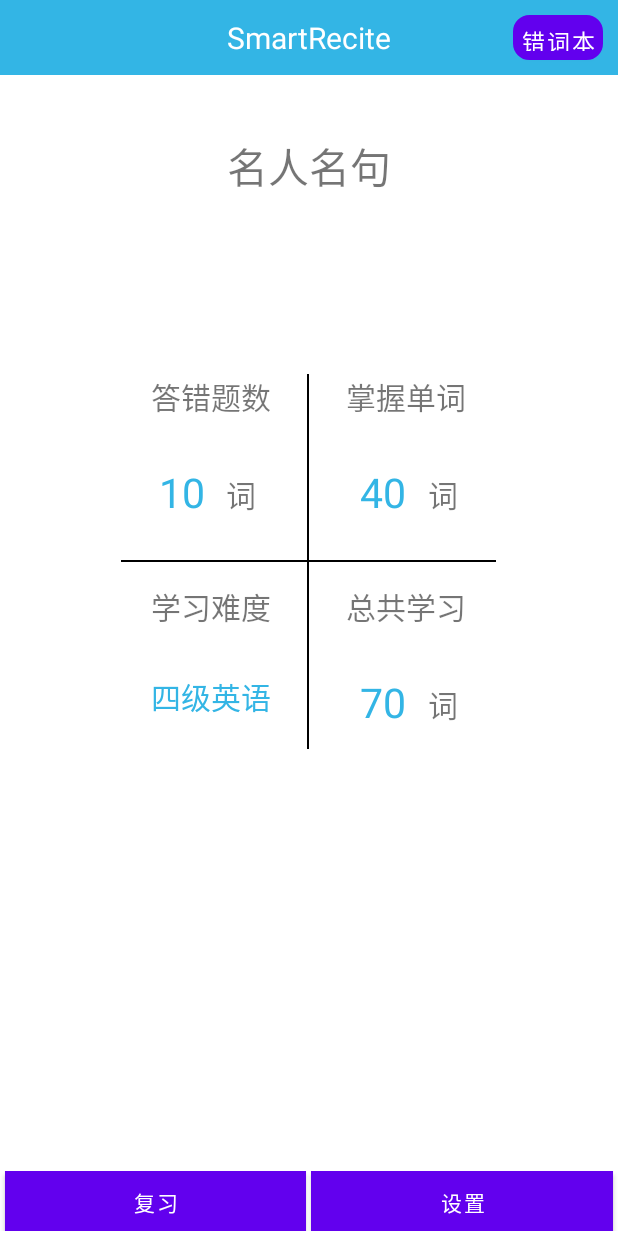
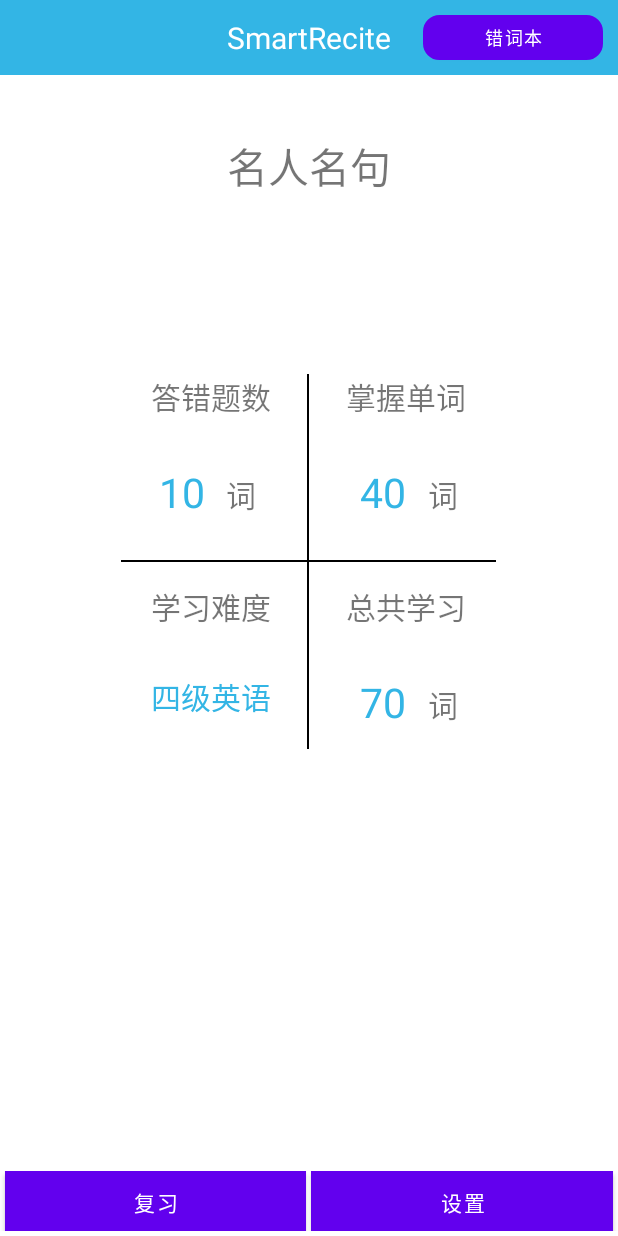
Before and after one commit to Kuludu/SmartRecite, an Android app: the HomeActivity screen opened directly, with no data from a screen before it, after a tap on "复习", on a phone screen of 412 x 824 dp. Run offline under Robolectric (Android 15) with nearby library versions, the phone set to English and light mode, and no system bars; 2 statements that could not run were skipped.

Commit message:
Update layout

```diff
--- a/app/src/main/res/layout/activity_home.xml
+++ b/app/src/main/res/layout/activity_home.xml
@@ -22,7 +22,7 @@
 
         <Button
             android:id="@+id/wrong_btn"
-            android:layout_width="60dp"
+            android:layout_width="120dp"
             android:layout_height="30dp"
             android:layout_alignParentRight="true"
             android:layout_centerVertical="true"
@@ -31,7 +31,7 @@
             android:padding="0sp"
             android:text="@string/wrongWords"
             android:textColor="@android:color/white"
-            android:textSize="15sp" />
+            android:textSize="12sp" />
     </RelativeLayout>
 
     <FrameLayout
--- a/app/src/main/res/values/strings.xml
+++ b/app/src/main/res/values/strings.xml
@@ -1,5 +1,6 @@
 <resources xmlns:tools="http://schemas.android.com/tools" tools:ignore="ExtraTranslation">
     <string name="app_name">SmartRecite</string>
+    <string name="server_url">http://api.kuludu.net</string>
     <string name="wait_for_db_download">请等待数据库下载完成！</string>
     <string name="wait_for_quote_download">请等待名言数据库下载完成！</string>
     <string name="download_db">数据库下载</string>
@@ -22,7 +23,4 @@
     <string name="difficultyLearning">学习难度</string>
     <string name="totalStudy">总共学习</string>
     <string name="word">词</string>
-    <!-- TODO: Remove or change this placeholder text -->
-    <string name="hello_blank_fragment">Hello blank fragment</string>
-
 </resources>
```
Also changed, not shown: 2 other files.
